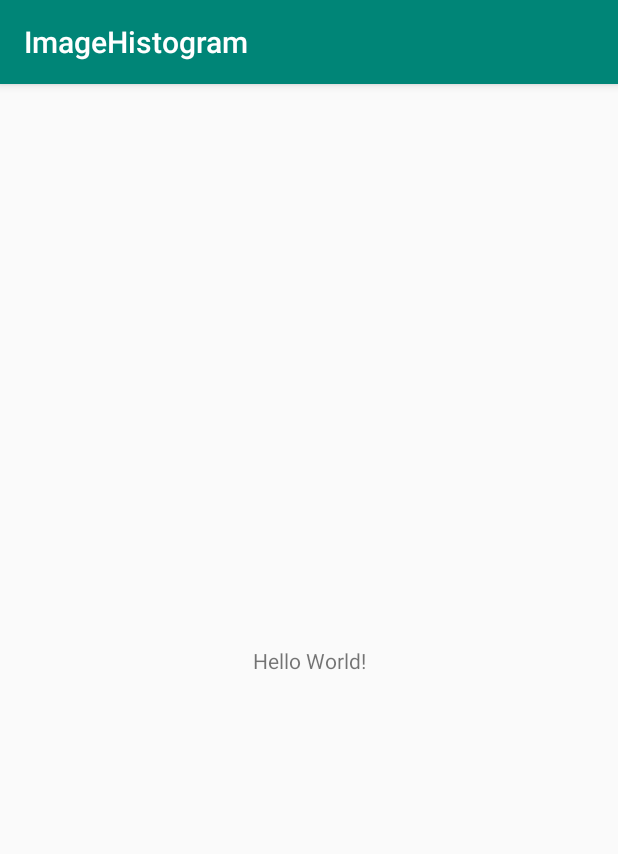
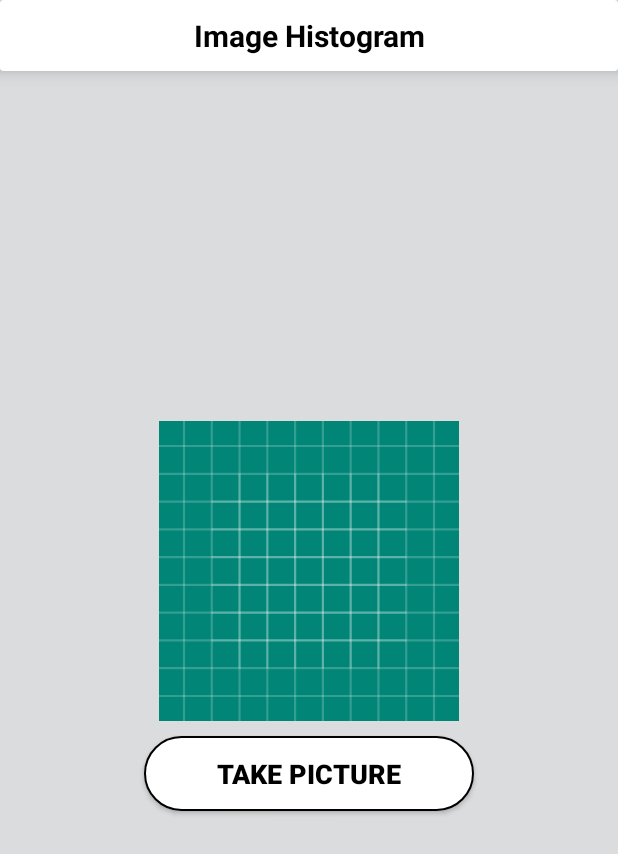
Before and after one commit to amankumar367/Image-Processing-Histogram, an Android app: the screen it shows after launch (MainActivity), on a phone screen of 412 x 824 dp. Shown: the top 854 px of the screen. Run offline under Robolectric (Android 15) with nearby library versions, the phone set to English and light mode, and no system bars.

Commit message:
Open Camera, Request Permission Done

```diff
--- a/app/build.gradle
+++ b/app/build.gradle
@@ -25,4 +25,7 @@ dependencies {
     testImplementation 'junit:junit:4.12'
     androidTestImplementation 'com.android.support.test:runner:1.0.2'
     androidTestImplementation 'com.android.support.test.espresso:espresso-core:3.0.2'
+
+    //Design
+    implementation 'com.android.support:design:28.0.0'
 }
--- a/app/src/main/java/com/dev/aman/imagehistogram/MainActivity.java
+++ b/app/src/main/java/com/dev/aman/imagehistogram/MainActivity.java
@@ -1,13 +1,116 @@
 package com.dev.aman.imagehistogram;
 
+import android.Manifest;
+import android.content.Context;
+import android.content.Intent;
+import android.content.pm.PackageManager;
+import android.graphics.Bitmap;
+import android.net.Uri;
+import android.os.Build;
+import android.os.Bundle;
+import android.os.Environment;
+import android.provider.MediaStore;
+import android.support.annotation.NonNull;
+import android.support.v4.app.ActivityCompat;
+import android.support.v4.content.ContextCompat;
 import android.support.v7.app.AppCompatActivity;
-import android.os.Bundle;
+import android.util.Log;
+import android.view.View;
+import android.widget.Button;
+import android.widget.ImageView;
+import android.widget.Toast;
+
+import java.io.File;
+import java.io.IOException;
+import java.text.SimpleDateFormat;
+import java.util.Date;
 
 public class MainActivity extends AppCompatActivity {
 
+    private ImageView mSelecterImage;
+    private Button mOpenCameraBtn;
+    private static final int PERMISSION_REQUEST_CODE = 1;
+    private static final int REQUEST_IMAGE_CAPTURE = 2;
+    private Bitmap mImageBitmap;
+    private String mCurrentPhotoPath;
     @Override
     protected void onCreate(Bundle savedInstanceState) {
         super.onCreate(savedInstanceState);
         setContentView(R.layout.activity_main);
+
+        init();
+        onClick();
+    }
+
+    private void init() {
+        mOpenCameraBtn = findViewById(R.id.openCamera);
+        mSelecterImage = findViewById(R.id.selectedImage);
+    }
+
+    private void onClick() {
+        mOpenCameraBtn.setOnClickListener(new View.OnClickListener() {
+            @Override
+            public void onClick(View view) {
+                if(checkPermission()){
+                    openCamera();
+                    startActivityForResult(new Intent(MediaStore.ACTION_IMAGE_CAPTURE), REQUEST_IMAGE_CAPTURE);
+                }
+                else {
+                    requestPermission();
+                }
+            }
+        });
+    }
+
+    private void openCamera() {
+
+    }
+    @Override
+    protected void onActivityResult(int requestCode, int resultCode, Intent data) {
+
+        if (requestCode == REQUEST_IMAGE_CAPTURE) {
+            if(data != null){
+                mImageBitmap= data.getParcelableExtra("data");
+                mSelecterImage.setImageBitmap(mImageBitmap);
+            }
+            else {
+                Toast.makeText(this, "Canceled", Toast.LENGTH_SHORT).show();
+            }
+
+        }
+    }
+
+
+            private Boolean checkPermission() {
+        boolean flag = false;
+        if (Build.VERSION.SDK_INT >= Build.VERSION_CODES.M) {
+            flag = ContextCompat.checkSelfPermission(this, Manifest.permission.CAMERA ) + ContextCompat.checkSelfPermission(this,Manifest.permission.READ_EXTERNAL_STORAGE) == PackageManager.PERMISSION_GRANTED;
+        } else {
+            flag = true;
+        }
+        return flag;
+    }
+
+    private void requestPermission() {
+        if (Build.VERSION.SDK_INT >= Build.VERSION_CODES.M) {
+            ActivityCompat.requestPermissions(this,
+                    new String[]{
+                            Manifest.permission.CAMERA,
+                            Manifest.permission.READ_EXTERNAL_STORAGE},
+                    PERMISSION_REQUEST_CODE);
+        }
+
+    }
+
+    @Override
+    public void onRequestPermissionsResult(int requestCode, @NonNull String[] permissions, @NonNull int[] grantResults) {
+        super.onRequestPermissionsResult(requestCode, permissions, grantResults);
+        if (requestCode == PERMISSION_REQUEST_CODE) {
+            if (permissions.length > 0) {
+
+            } else {
+                requestPermission();
+            }
+        }
     }
 }
--- /dev/null
+++ b/app/src/main/res/drawable/shape.xml
@@ -0,0 +1,10 @@
+<?xml version="1.0" encoding="utf-8"?>
+<shape xmlns:android="http://schemas.android.com/apk/res/android">
+
+
+    <stroke android:width="1dp"
+        android:color="#000000" />
+    <solid android:color="#ffffff"/>
+
+    <corners android:radius="40dp"/>
+</shape>
--- a/app/src/main/res/layout/activity_main.xml
+++ b/app/src/main/res/layout/activity_main.xml
@@ -1,18 +1,56 @@
 <?xml version="1.0" encoding="utf-8"?>
-<android.support.constraint.ConstraintLayout xmlns:android="http://schemas.android.com/apk/res/android"
+<LinearLayout xmlns:android="http://schemas.android.com/apk/res/android"
     xmlns:app="http://schemas.android.com/apk/res-auto"
     xmlns:tools="http://schemas.android.com/tools"
     android:layout_width="match_parent"
     android:layout_height="match_parent"
+    android:orientation="vertical"
+    android:background="@color/grey_10"
     tools:context=".MainActivity">
 
-    <TextView
-        android:layout_width="wrap_content"
+    <android.support.v7.widget.CardView
+        android:layout_width="match_parent"
         android:layout_height="wrap_content"
-        android:text="Hello World!"
-        app:layout_constraintBottom_toBottomOf="parent"
-        app:layout_constraintLeft_toLeftOf="parent"
-        app:layout_constraintRight_toRightOf="parent"
-        app:layout_constraintTop_toTopOf="parent" />
+        android:elevation="5dp"
+        android:translationZ="5dp"
+        android:layout_marginBottom="10dp">
 
-</android.support.constraint.ConstraintLayout>
+        <TextView
+            android:layout_width="match_parent"
+            android:layout_height="match_parent"
+            android:text="Image Histogram"
+            android:gravity="center"
+            android:padding="10dp"
+            android:textSize="20sp"
+            android:textStyle="bold"
+            android:textColor="@android:color/black" />
+
+    </android.support.v7.widget.CardView>
+
+
+    <LinearLayout
+        android:layout_width="match_parent"
+        android:layout_height="match_parent"
+        android:orientation="vertical"
+        android:gravity="center"
+        android:layout_marginBottom="60dp">
+
+        <ImageView
+            android:id="@+id/selectedImage"
+            android:layout_width="200dp"
+            android:layout_height="200dp"
+            android:src="@drawable/ic_launcher_background"
+            android:layout_marginBottom="10dp"/>
+
+        <Button
+            android:id="@+id/openCamera"
+            android:layout_width="220dp"
+            android:layout_height="50dp"
+            android:text="Take Picture"
+            android:textColor="#000000"
+            android:textSize="18sp"
+            android:textStyle="bold"
+            android:background="@drawable/shape"/>
+
+    </LinearLayout>
+</LinearLayout>
--- a/app/src/main/res/values/colors.xml
+++ b/app/src/main/res/values/colors.xml
@@ -1,6 +1,17 @@
 <?xml version="1.0" encoding="utf-8"?>
 <resources>
-    <color name="colorPrimary">#008577</color>
-    <color name="colorPrimaryDark">#00574B</color>
-    <color name="colorAccent">#D81B60</color>
+    <color name="colorPrimary">#62727b</color>
+    <color name="colorPrimaryDark">#37474f</color>
+    <color name="colorAccent">#102027</color>
+    <color name="grey_90">#414042</color>
+    <color name="grey_80">#58595B</color>
+    <color name="grey_70">#6D6E71</color>
+    <color name="grey_60">#808285</color>
+    <color name="grey_50">#939598</color>
+    <color name="grey_40">#A7A9AC</color>
+    <color name="grey_30">#BCBEC0</color>
+    <color name="grey_20">#D1D3D4</color>
+    <color name="grey_10">#DADCDD</color>
+    <color name="grey_5">#ECEEEF</color>
+    <color name="lightblue">#03A9F4</color>
 </resources>
--- a/app/src/main/res/values/styles.xml
+++ b/app/src/main/res/values/styles.xml
@@ -1,7 +1,7 @@
 <resources>
 
     <!-- Base application theme. -->
-    <style name="AppTheme" parent="Theme.AppCompat.Light.DarkActionBar">
+    <style name="AppTheme" parent="Theme.AppCompat.Light.NoActionBar">
         <!-- Customize your theme here. -->
         <item name="colorPrimary">@color/colorPrimary</item>
         <item name="colorPrimaryDark">@color/colorPrimaryDark</item>
```
Also changed, not shown: app/src/main/AndroidManifest.xml (+6 -1 lines).
